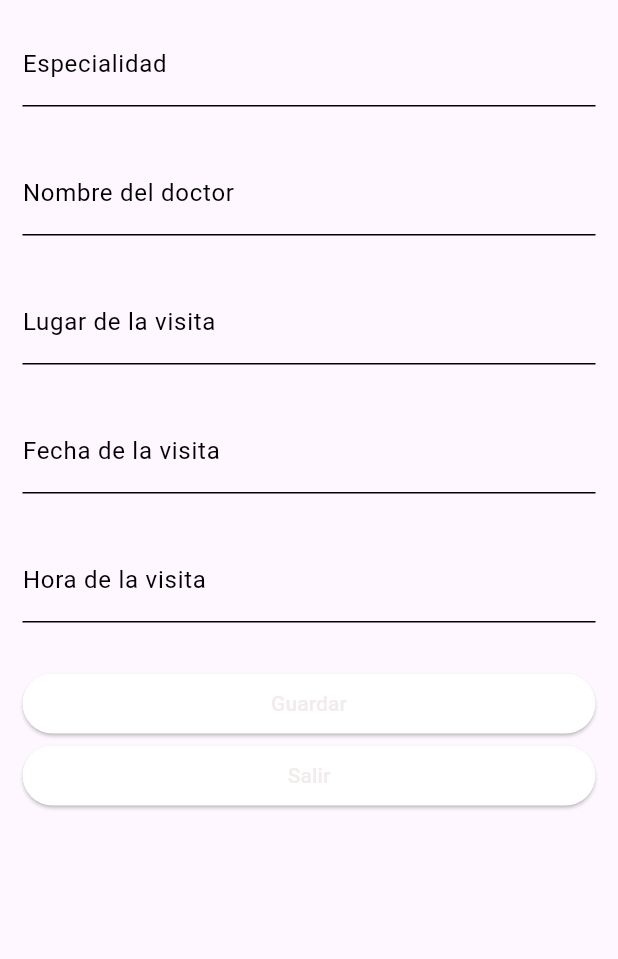
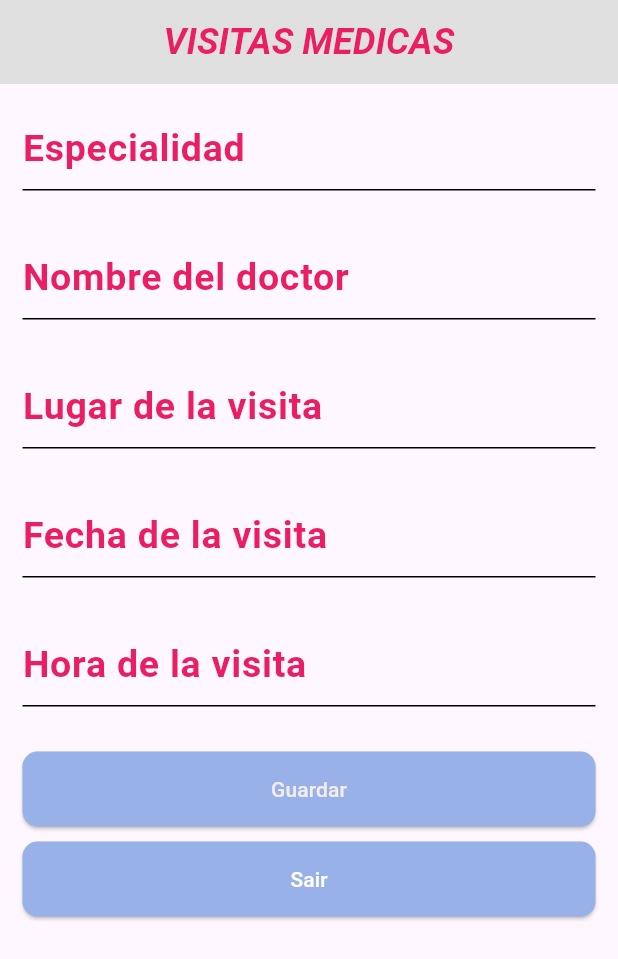
Before and after one commit to PaulaNuness/appMedicamentosAtual, a Flutter app: the PaginaVisitaMedica screen opened directly, on a phone screen of 412 x 824 dp. Shown: the top 959 px of the screen. Run offline on Flutter 3.47's test engine with Material 3 defaults, Android fonts, the phone set to English and light mode, and no system bars; our stand-ins replace sqflite; accounts and stored records are empty; Roboto replaces fonts that are missing (Arial).

Commit message:
24-01__09:55
miercoles

```diff
--- a/lib/widgets/pantalla9_visitasmedicas.dart
+++ b/lib/widgets/pantalla9_visitasmedicas.dart
@@ -25,7 +25,24 @@ class _PaginaVisitaMedicaState extends State<PaginaVisitaMedica> {
         //obligamos a quitar el teclado cuando se toque fuera del TextField
         FocusManager.instance.primaryFocus?.unfocus();
       },
+
       child: Scaffold(
+                appBar: AppBar(
+          backgroundColor: Colors.grey[300],
+          automaticallyImplyLeading: false, // Remover a seta de voltar
+          title: Center(
+            child: Text(
+              'VISITAS MEDICAS',
+              style: TextStyle(
+                fontSize: 24,
+                color: Colors.pink,
+                fontWeight: FontWeight.bold,
+                fontStyle: FontStyle.italic,
+                fontFamily: 'Arial',
+              ),
+            ),
+          ),
+        ),
           body: SafeArea(
         child: Form(
           key: _formKey,
@@ -36,7 +53,7 @@ class _PaginaVisitaMedicaState extends State<PaginaVisitaMedica> {
               TextFormField(
                 keyboardType: TextInputType.text,
                 decoration: InputDecoration(
-                  label: Text('Especialidad'),
+                  label: Text('Especialidad',style: TextStyle(fontSize: 25,fontWeight: FontWeight.bold,color: Colors.pink,)),
                 ),
               validator: (valor){
                 if (valor==null || valor.isEmpty){
@@ -59,7 +76,7 @@ class _PaginaVisitaMedicaState extends State<PaginaVisitaMedica> {
               TextFormField(
                 keyboardType: TextInputType.text,
                 decoration: InputDecoration(
-                  label: Text('Nombre del doctor'),
+                  label: Text('Nombre del doctor',style: TextStyle(fontSize: 25,fontWeight: FontWeight.bold,color: Colors.pink,)),
                 ),
                 validator: (valor){
                 if (valor==null || valor.isEmpty){
@@ -82,7 +99,7 @@ class _PaginaVisitaMedicaState extends State<PaginaVisitaMedica> {
               TextFormField(
                 keyboardType: TextInputType.text,
                 decoration: InputDecoration(
-                  label: Text('Lugar de la visita'),
+                  label: Text('Lugar de la visita',style: TextStyle(fontSize: 25,fontWeight: FontWeight.bold,color: Colors.pink,)),
                 ),
                 validator: (valor){
                 if (valor==null || valor.isEmpty){
@@ -105,7 +122,7 @@ class _PaginaVisitaMedicaState extends State<PaginaVisitaMedica> {
               TextFormField(
                 keyboardType: TextInputType.datetime,
                 decoration: InputDecoration(
-                  label: Text('Fecha de la visita'),
+                  label: Text('Fecha de la visita',style: TextStyle(fontSize: 25,fontWeight: FontWeight.bold,color: Colors.pink,)),
                 ),
                 validator: (valor){
                 if (valor==null || valor.isEmpty){
@@ -144,7 +161,7 @@ class _PaginaVisitaMedicaState extends State<PaginaVisitaMedica> {
               TextFormField(
                 keyboardType: TextInputType.datetime,
                 decoration: InputDecoration(
-                  label: Text('Hora de la visita'),
+                  label: Text('Hora de la visita',style: TextStyle(fontSize: 25,fontWeight: FontWeight.bold,color: Colors.pink,)),
                 ),
                 validator: (valor){
                 if (valor==null || valor.isEmpty){
@@ -177,15 +194,31 @@ class _PaginaVisitaMedicaState extends State<PaginaVisitaMedica> {
                         Navigator.pop(context);
                       }
                     },
+                      style: ElevatedButton.styleFrom(
+    primary: Color.fromARGB(255, 152, 177, 233), // Cor de fundo do botão
+                            padding: EdgeInsets.symmetric(vertical: 15.0),
+                        shape: RoundedRectangleBorder(
+                          borderRadius: BorderRadius.circular(10.0),
+                        ),
+  ),
                 child: Text('Guardar')),
-                              ElevatedButton(
-                onPressed: () {
+                              SizedBox(
+                height: 10,
+              ),
+ElevatedButton(
+  onPressed: () {
+    Navigator.pop(context);
+  },
+  style: ElevatedButton.styleFrom(
+    primary: Color.fromARGB(255, 152, 177, 233), // Cor de fundo do botão
+                            padding: EdgeInsets.symmetric(vertical: 15.0),
+                        shape: RoundedRectangleBorder(
+                          borderRadius: BorderRadius.circular(10.0),
+                        ),
+  ),
+  child: Text('Sair', style: TextStyle(color: Colors.white)), // Cor do texto do botão
+),
 
-
-                        Navigator.pop(context);
-
-                    },
-                child: Text('Salir')),
             ],
           ),
         ),
```
